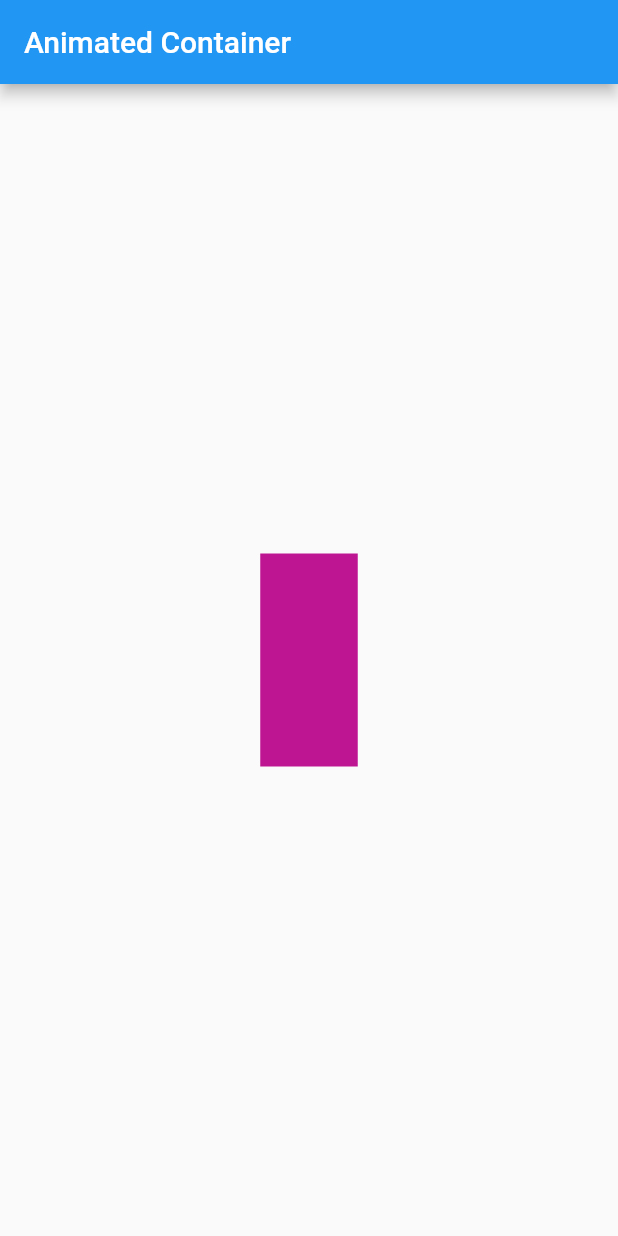
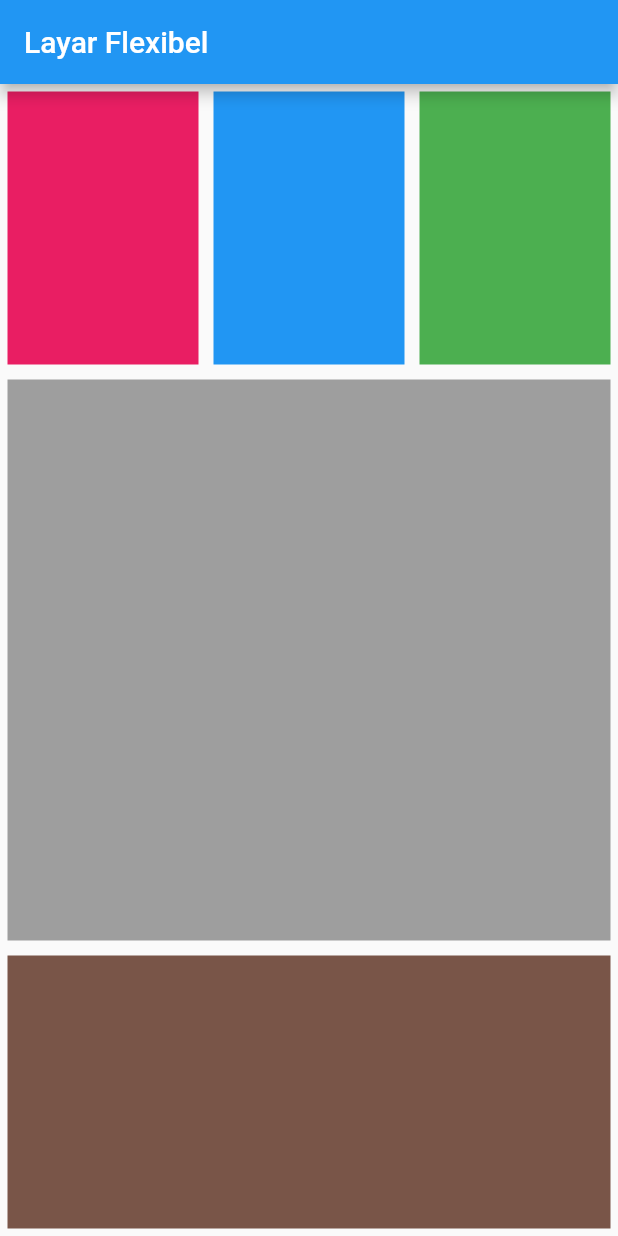
Before and after one commit to JayaMahendra/Perdalam-Flutter, a Flutter app: the screen it shows after launch, on a phone screen of 412 x 824 dp. Run offline on Flutter 3.47's test engine with Material 2 defaults, Android fonts, the phone set to English and light mode, and no system bars.

Commit message:
11 Flexible Widget

```diff
--- a/lib/main.dart
+++ b/lib/main.dart
@@ -1,52 +1,63 @@
-import 'dart:math';
-
 import 'package:flutter/material.dart';
 
-
-//INI APLIKASI UNTUK MENCOBA ANIMASI APABILA DI CLICK,
-//MAKA YANG AKAN BERUBAH :
-//UKURAN
-//WARNA
-
-
-//GESTURE DETECTOR DIGUANAKAN APABILA TIDAK ADA ONTAP/DLL
-
-
+//INI APLIKASI UNTUK MENCOBA FLEXIBLE
+//MAKSUTNYA ADALAH KARENA UKURAN SETIAP HP BEDA,
+//TIDAK SAMA SEPERTI SAAT NGODING(EMULATOR)
+//KALAU TIDAK PERCAYA SAAT RUN SILAHKAN DI ROTATE HPNYA
 
 void main() {
   runApp(MyApp());
 }
 
-class MyApp extends StatefulWidget {
+class MyApp extends StatelessWidget {
   const MyApp({Key key}) : super(key: key);
-
-  @override
-  _MyAppState createState() => _MyAppState();
-}
-
-class _MyAppState extends State<MyApp> {
-  Random random = Random();
 
   @override
   Widget build(BuildContext context) {
     return MaterialApp(
       home: Scaffold(
         appBar: AppBar(
-          title: Text("Animated Container"),
+          title: Text('Layar Flexibel'),
         ),
-        body: Center(
-          child: GestureDetector(
-            onTap: () {
-              setState(() {});
-            },
-            child: AnimatedContainer(
-              duration: Duration(seconds: 1),
-              width: 50.0 + random.nextInt(101),
-              height: 50.0 + random.nextInt(101),
-              color: Color.fromARGB(255, random.nextInt(256),
-                  random.nextInt(256), random.nextInt(256)),
+        body: Column(
+          children: <Widget>[
+            Flexible(
+              child: Row(
+                children: [
+                  Flexible(
+                      flex: 1,
+                      child: Container(
+                        margin: EdgeInsets.all(5),
+                        color: Colors.pink,
+                      )),
+                  Flexible(
+                      flex: 1,
+                      child: Container(
+                        margin: EdgeInsets.all(5),
+                        color: Colors.blue,
+                      )),
+                  Flexible(
+                      flex: 1,
+                      child: Container(
+                        margin: EdgeInsets.all(5),
+                        color: Colors.green,
+                      )),
+                ],
+              ),
             ),
-          ),
+            Flexible(
+                flex: 2,
+                child: Container(
+                  margin: EdgeInsets.all(5),
+                  color: Colors.grey,
+                )),
+            Flexible(
+                flex: 1,
+                child: Container(
+                  margin: EdgeInsets.all(5),
+                  color: Colors.brown,
+                )),
+          ],
         ),
       ),
     );
```
